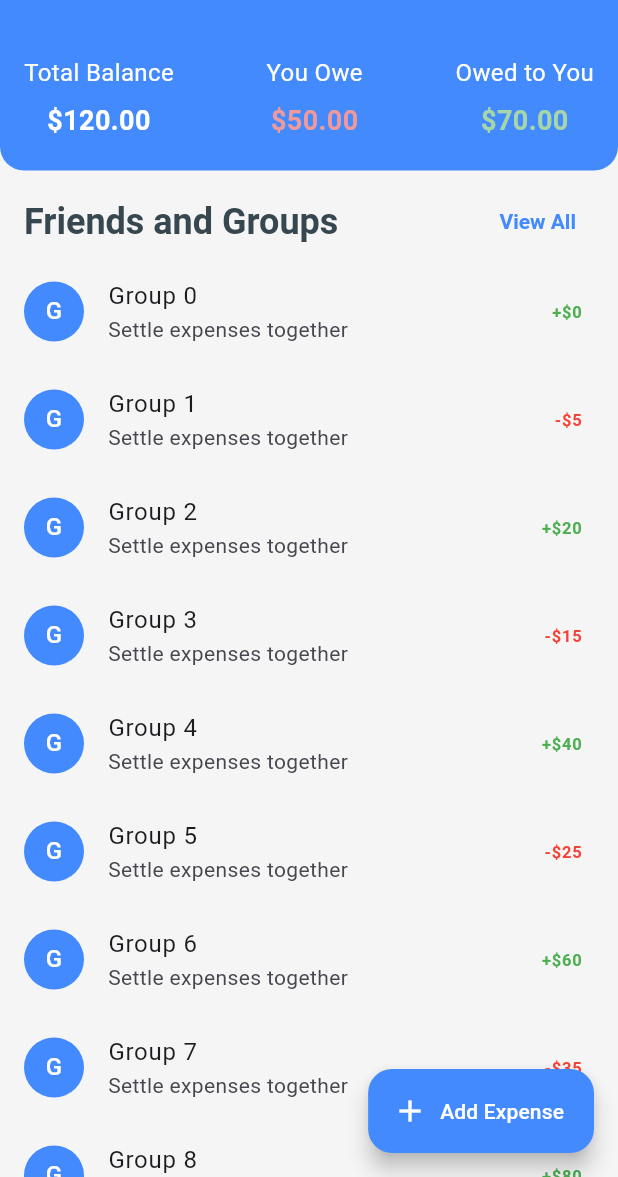
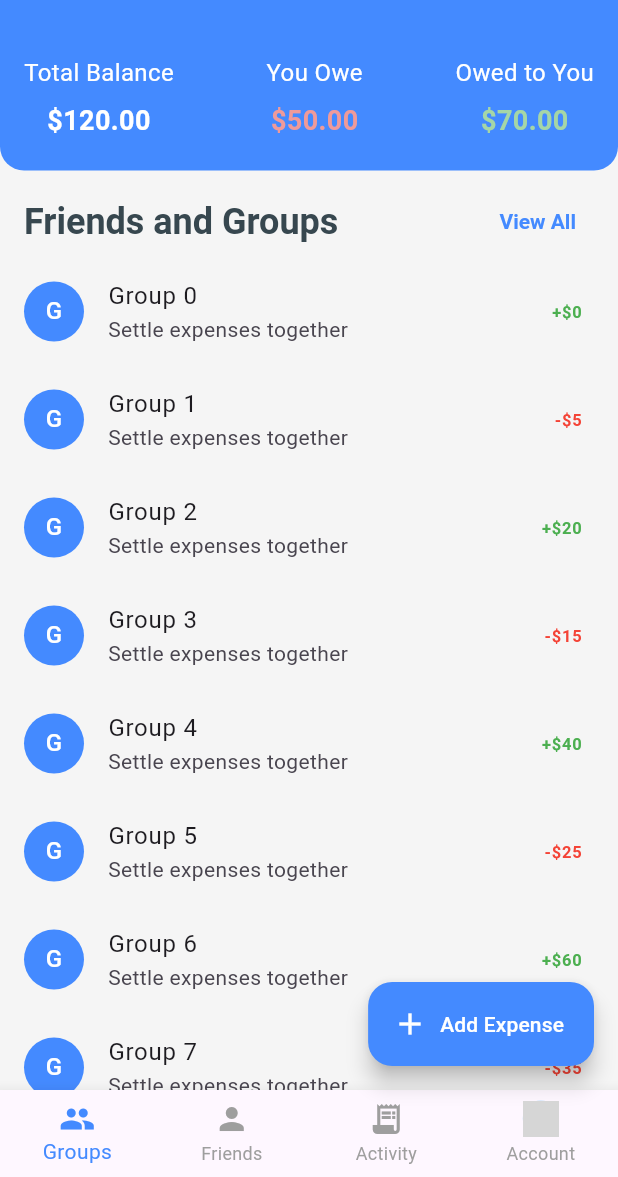
Before and after one commit to cloudy3/SettleUp, a Flutter app: the HomeScreen screen opened by its route, on a phone screen of 412 x 824 dp, the part 59-1236 px from its top. Run offline on Flutter 3.47's test engine with Material 3 defaults, Android fonts, the light colour scheme and no system bars; our stand-ins replace cloud_firestore, firebase_auth, firebase_core, firebase_storage, image_picker; accounts and stored records are empty; generated files the repository leaves out were written again; network calls fail; grey boxes are pictures that could not be loaded.

Commit message:
style: add navigation bar to home screen

```diff
--- a/lib/auth_service.dart
+++ b/lib/auth_service.dart
@@ -20,9 +20,11 @@ class AuthService {
         // Save user information in Firestore
         await _firestore.collection('Users').doc(user.uid).set({
           'email': user.email,
-          'createdAt': FieldValue.serverTimestamp(),
+          'createdAt': Timestamp.now(),
           'name': '',
-          'profileImageUrl': '',
+          'profileImageUrl': null,
+          'friends': [],
+          'groups': [],
         });
       }
 
--- a/lib/screens/home_screen.dart
+++ b/lib/screens/home_screen.dart
@@ -1,7 +1,62 @@
+import 'package:cloud_firestore/cloud_firestore.dart';
+import 'package:firebase_auth/firebase_auth.dart';
 import 'package:flutter/material.dart';
 
-class HomeScreen extends StatelessWidget {
+class HomeScreen extends StatefulWidget {
   const HomeScreen({super.key});
+
+  @override
+  State<HomeScreen> createState() => _HomeScreenState();
+}
+
+class _HomeScreenState extends State<HomeScreen> {
+  int _currentIndex = 0; // Track the selected tab index
+
+  // Pages for each tab
+  final List<Widget> _pages = [
+    const Center(
+        child: Text("Groups Page")), // Replace with actual Group screen
+    const Center(
+        child: Text("Friends Page")), // Replace with actual Friends screen
+    const Center(
+        child: Text("Activity Page")), // Replace with actual Activity screen
+    const Center(
+        child: Text("Account Page")), // Replace with actual Account screen
+  ];
+
+  // Helper method to get initials from name
+  String getInitials(String name) {
+    List<String> nameParts = name.split(" ");
+    if (nameParts.length == 1) {
+      return nameParts[0][0]; // Single-word name
+    }
+    return nameParts[0][0] + nameParts[1][0]; // Two-word name
+  }
+
+  // Declare user details
+  String? profileImageUrl;
+  String userName = "";
+
+  // Fetch user data from Firestore
+  Future<void> fetchUserData(String userId) async {
+    final userDoc =
+        await FirebaseFirestore.instance.collection('Users').doc(userId).get();
+
+    if (userDoc.exists) {
+      setState(() {
+        userName = userDoc['name'] ?? "User";
+        profileImageUrl = userDoc['profileImageUrl'];
+      });
+    }
+  }
+
+  @override
+  void initState() {
+    super.initState();
+    String userId =
+        FirebaseAuth.instance.currentUser!.uid; // Get current user ID
+    fetchUserData(userId);
+  }
 
   @override
   Widget build(BuildContext context) {
@@ -22,6 +77,58 @@ class HomeScreen extends StatelessWidget {
             },
           ),
         ],
+      ),
+      bottomNavigationBar: BottomNavigationBar(
+        currentIndex: _currentIndex,
+        onTap: (index) {
+          setState(() {
+            _currentIndex = index; // Update the selected tab index
+          });
+        },
+        items: [
+          // Groups Tab
+          const BottomNavigationBarItem(
+            icon: Icon(Icons.group),
+            label: "Groups",
+          ),
+          // Friends Tab
+          const BottomNavigationBarItem(
+            icon: Icon(Icons.person),
+            label: "Friends",
+          ),
+          // Activity Tab
+          const BottomNavigationBarItem(
+            icon: Icon(Icons.receipt_long),
+            label: "Activity",
+          ),
+          // Account Tab
+          // Account Tab
+          BottomNavigationBarItem(
+            icon: CircleAvatar(
+              radius: 12, // Adjust size as needed
+              backgroundImage: profileImageUrl != null
+                  ? NetworkImage(profileImageUrl!) // Use actual profile picture
+                  : null, // No profile picture
+              backgroundColor:
+                  Colors.blue.shade100, // Fallback background color
+              child: profileImageUrl == null
+                  ? Text(
+                      getInitials(userName).toUpperCase(), // Display initials
+                      style: const TextStyle(
+                        color: Colors.white,
+                        fontWeight: FontWeight.bold,
+                        fontSize: 12,
+                      ),
+                    )
+                  : null,
+            ),
+            label: "Account",
+          ),
+        ],
+        type: BottomNavigationBarType.fixed, // Fixed layout for labels/icons
+        selectedItemColor: Colors.blueAccent, // Color for selected tab
+        unselectedItemColor: Colors.grey, // Color for unselected tabs
+        showUnselectedLabels: true, // Show labels for unselected tabs
       ),
       body: Column(
         children: [
--- a/lib/screens/onboarding_scren.dart
+++ b/lib/screens/onboarding_scren.dart
@@ -58,11 +58,10 @@ class _OnboardingScreenState extends State<OnboardingScreen> {
       }
 
       // Save user details to Firestore
-      await FirebaseFirestore.instance.collection('users').doc(user.uid).set({
-        'name': _nameController.text,
-        'profileImageUrl': imageUrl,
-        'createdAt': Timestamp.now(),
-      });
+      await FirebaseFirestore.instance
+          .collection('Users')
+          .doc(user.uid)
+          .update({'name': _nameController.text, 'profileImageUrl': imageUrl});
 
       // Navigate to the home screen or another screen
       Navigator.of(context).pushReplacementNamed('/home');
```
